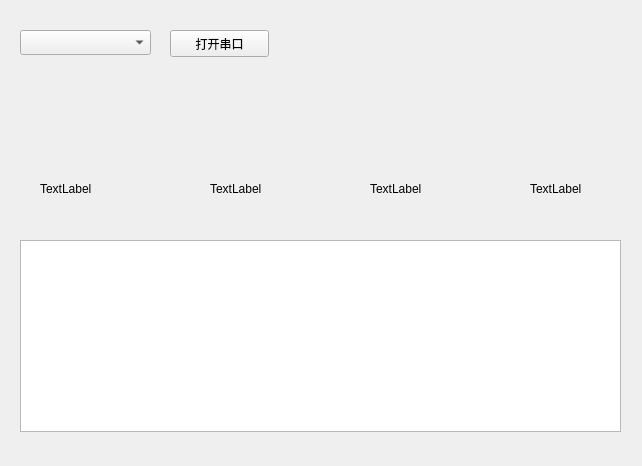
IsoaSFlus/MasterComputer, file mainwindow.ui: the form before one commit.
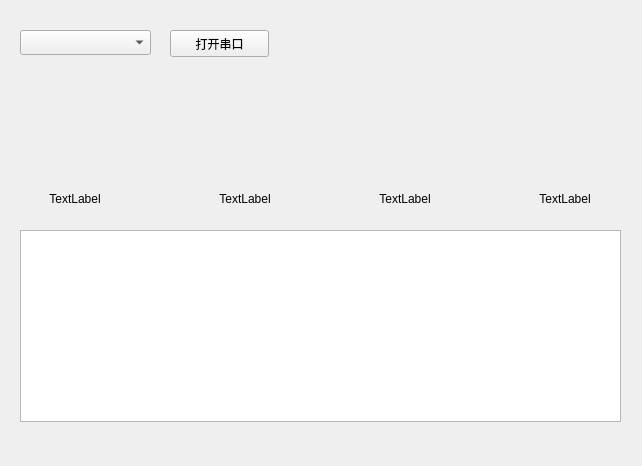
The form after the commit. Icons and pictures are not drawn.

The edit to the form file:
```diff
--- a/mainwindow.ui
+++ b/mainwindow.ui
@@ -23,54 +23,66 @@
    <widget class="QLabel" name="label">
     <property name="geometry">
      <rect>
-      <x>40</x>
-      <y>180</y>
-      <width>67</width>
+      <x>30</x>
+      <y>190</y>
+      <width>90</width>
       <height>17</height>
      </rect>
     </property>
     <property name="text">
      <string>TextLabel</string>
     </property>
+    <property name="alignment">
+     <set>Qt::AlignCenter</set>
+    </property>
    </widget>
    <widget class="QLabel" name="label_2">
     <property name="geometry">
      <rect>
-      <x>210</x>
-      <y>180</y>
-      <width>67</width>
+      <x>200</x>
+      <y>190</y>
+      <width>90</width>
       <height>17</height>
      </rect>
     </property>
     <property name="text">
      <string>TextLabel</string>
     </property>
+    <property name="alignment">
+     <set>Qt::AlignCenter</set>
+    </property>
    </widget>
    <widget class="QLabel" name="label_3">
     <property name="geometry">
      <rect>
-      <x>370</x>
-      <y>180</y>
-      <width>67</width>
+      <x>360</x>
+      <y>190</y>
+      <width>90</width>
       <height>17</height>
      </rect>
     </property>
     <property name="text">
      <string>TextLabel</string>
     </property>
+    <property name="alignment">
+     <set>Qt::AlignCenter</set>
+    </property>
    </widget>
    <widget class="QLabel" name="label_4">
     <property name="geometry">
      <rect>
-      <x>530</x>
-      <y>180</y>
-      <width>67</width>
+      <x>520</x>
+      <y>190</y>
+      <width>90</width>
       <height>17</height>
      </rect>
     </property>
     <property name="text">
      <string>TextLabel</string>
     </property>
+    <property name="alignment">
+     <set>Qt::AlignCenter</set>
+    </property>
    </widget>
    <widget class="QPushButton" name="pushButton">
     <property name="geometry">
@@ -89,7 +101,7 @@
     <property name="geometry">
      <rect>
       <x>20</x>
-      <y>240</y>
+      <y>230</y>
       <width>601</width>
       <height>192</height>
      </rect>
```
Left out of the diff: 80 changed lines with no effect on the pictures.
